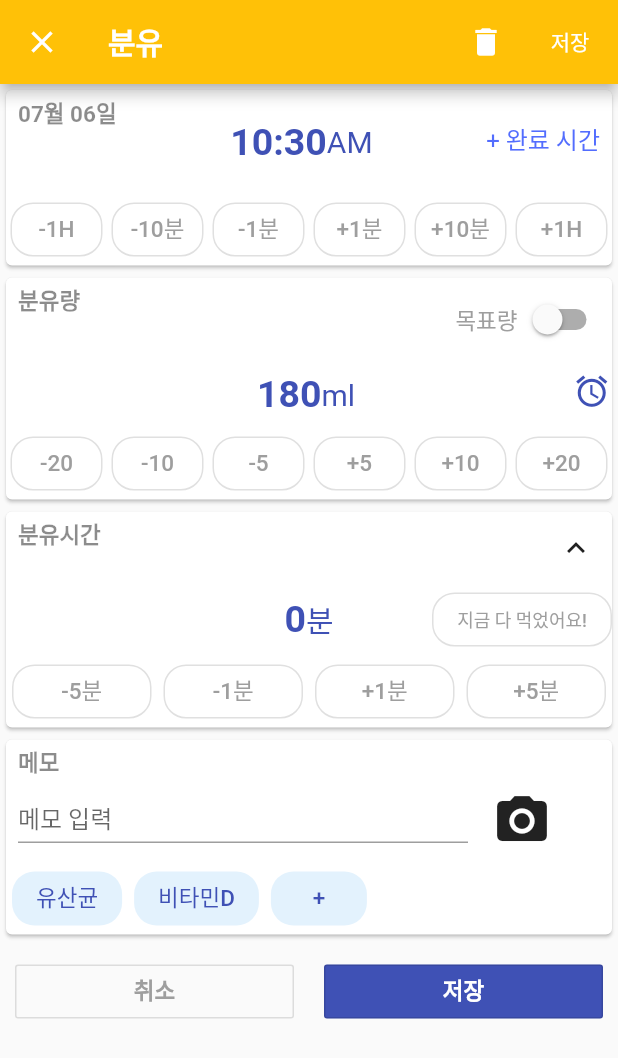
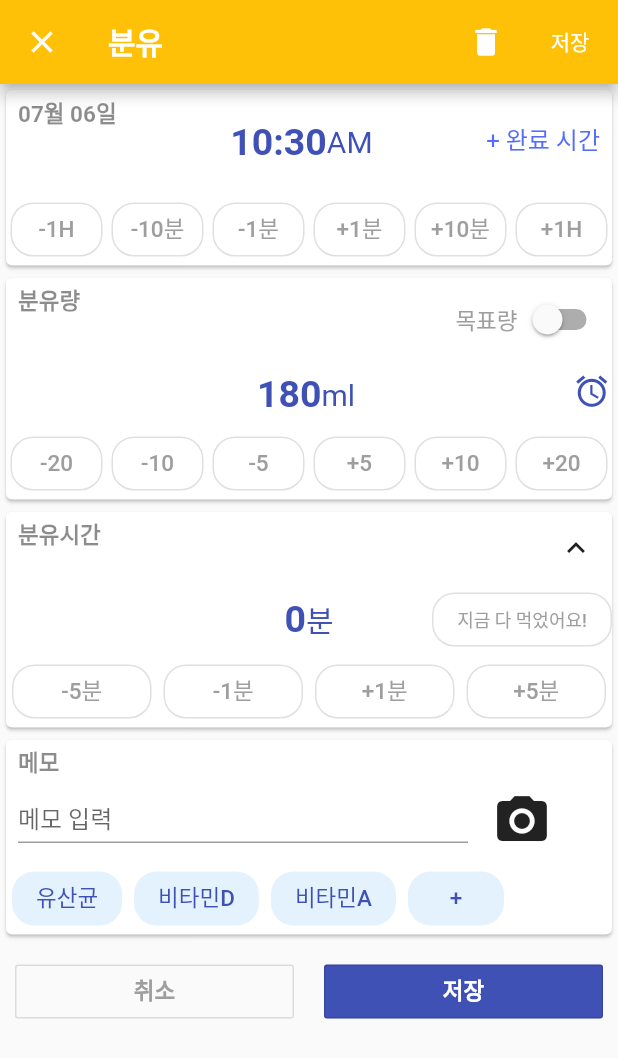
Before and after one commit to williechoi/simpleflutterapp, a Flutter app: the SecondPage screen opened by its route, on a phone screen of 412 x 824 dp. Shown: the top 1058 px of the screen. Run offline on Flutter 3.47's test engine with Material 2 defaults, Android fonts, the phone set to English and light mode, and no system bars.

Commit message:
add more button list

```diff
--- a/lib/secondpage.dart
+++ b/lib/secondpage.dart
@@ -18,7 +18,7 @@ class _SecondPageState extends State<SecondPage> {
   final _timeList = ['-1H', '-10분', '-1분', '+1분', '+10분', '+1H'];
   final _adjList = ['-20', '-10', '-5', '+5', '+10', '+20'];
   final _minList = ['-5분', '-1분', '+1분', '+5분'];
-  final _btnList = ['유산균', '비타민D', '+'];
+  final _btnList = ['유산균', '비타민D', '비타민A', '+'];
   final ButtonStyle adjButtonStyle = OutlinedButton.styleFrom(
     shape: RoundedRectangleBorder(
       borderRadius: BorderRadius.circular(15.0),
```
